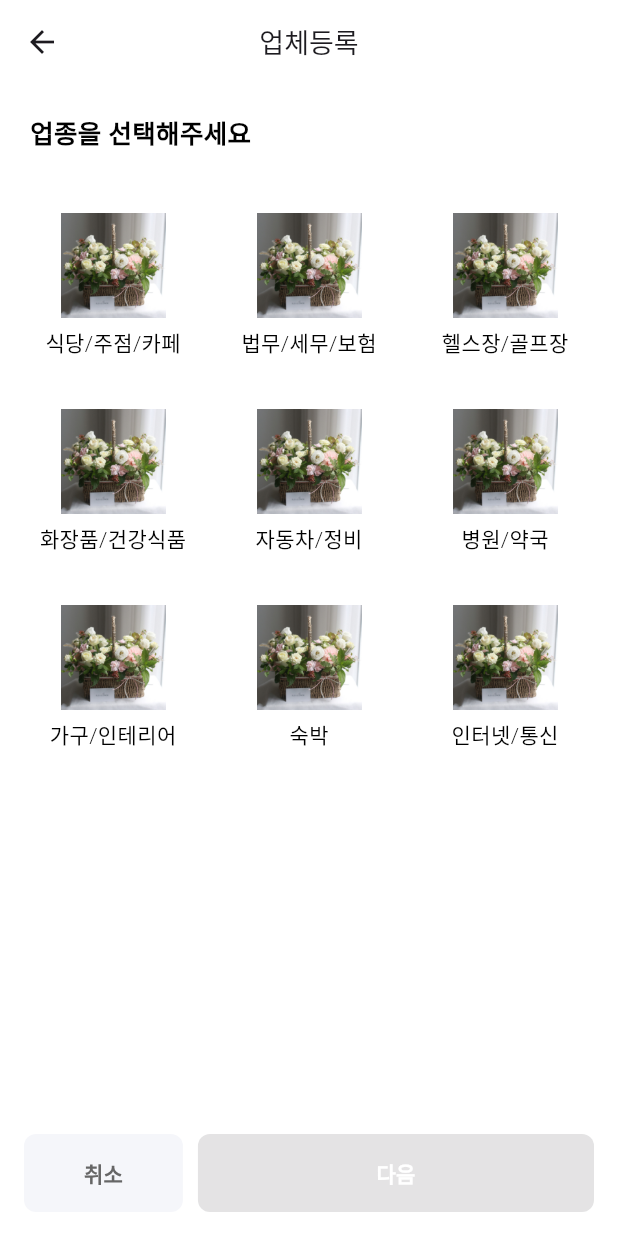
After one commit to HunMin0/new_dandc, a Flutter app: the DefaultPage screen opened by its route, item 5 of the bottom bar chosen, after a tap on "내 업체 등록하기", on a phone screen of 412 x 824 dp. The commit adds this screen. Run offline on Flutter 3.47's test engine with Material 3 defaults, Android fonts, the phone set to English and light mode, and no system bars; our stand-ins replace file_picker, fluttertoast, hexcolor, image_picker, shared_preferences, sn_progress_dialog; accounts and stored records are empty; Roboto replaces fonts that are missing (NotoSans).

Commit message:
업체등록 업데이트

```diff
--- /dev/null
+++ b/lib/components/const/sector_type.dart
@@ -0,0 +1,40 @@
+import 'package:flutter/material.dart';
+
+final List<Map<String, String>> sectorTypeList = [
+  {
+    'imagePath' : 'main_sample05',
+    'sectorName' : '식당/주점/카페',
+  },
+  {
+    'imagePath' : 'main_sample05',
+    'sectorName' : '법무/세무/보험',
+  },
+  {
+    'imagePath' : 'main_sample05',
+    'sectorName' : '헬스장/골프장',
+  },
+  {
+    'imagePath' : 'main_sample05',
+    'sectorName' : '화장품/건강식품',
+  },
+  {
+    'imagePath' : 'main_sample05',
+    'sectorName' : '자동차/정비',
+  },
+  {
+    'imagePath' : 'main_sample05',
+    'sectorName' : '병원/약국',
+  },
+  {
+    'imagePath' : 'main_sample05',
+    'sectorName' : '가구/인테리어',
+  },
+  {
+    'imagePath' : 'main_sample05',
+    'sectorName' : '숙박',
+  },
+  {
+    'imagePath' : 'main_sample05',
+    'sectorName' : '인터넷/통신',
+  },
+];
--- a/lib/components/layout/default_logo_layout.dart
+++ b/lib/components/layout/default_logo_layout.dart
@@ -19,7 +19,7 @@ class DefaultLogoLayout extends StatelessWidget {
       backgroundColor: backgroundColor ?? SettingColors.primaryMeterialColor,
       appBar: AppBar(
         title: titleName != null
-            ? Text(titleName!)
+            ? Text(titleName!, style: TextStyle(fontSize: 18.0, fontWeight: FontWeight.w400),)
             : Image.asset(
           'assets/images/logo.png',
           width: 180.0, //MediaQuery.of(context).size.width / 2,
--- /dev/null
+++ b/lib/components/layout/default_next_layout.dart
@@ -0,0 +1,133 @@
+import 'package:Deal_Connect/components/const/setting_colors.dart';
+import 'package:flutter/material.dart';
+
+class DefaultNextLayout extends StatelessWidget {
+  final Widget child;
+  final Color? backgroundColor;
+  final String? titleName;
+
+  final bool bottomBar;
+  final bool isProcessable;
+  final String? nextTitle;
+  final String? prevTitle;
+  final VoidCallback? nextOnPressed;
+  final VoidCallback? prevOnPressed;
+
+  const DefaultNextLayout(
+      {this.titleName,
+      required this.child,
+      required this.isProcessable,
+      this.backgroundColor,
+      required this.bottomBar,
+      this.prevTitle,
+      this.nextTitle,
+      this.prevOnPressed,
+      this.nextOnPressed,
+      Key? key})
+      : super(key: key);
+
+  @override
+  Widget build(BuildContext context) {
+    return Scaffold(
+      backgroundColor: backgroundColor ?? SettingColors.primaryMeterialColor,
+      appBar: AppBar(
+        title: titleName != null
+            ? Text(
+                titleName!,
+                style: TextStyle(fontSize: 18.0, fontWeight: FontWeight.w400),
+              )
+            : Image.asset(
+                'assets/images/logo.png',
+                width: 180.0, //MediaQuery.of(context).size.width / 2,
+              ),
+        centerTitle: true,
+        elevation: 0,
+        backgroundColor: Colors.white,
+      ),
+      body: SafeArea(
+        child: Padding(
+          padding: const EdgeInsets.all(20.0),
+          child: child,
+        ),
+      ),
+      bottomNavigationBar: bottomBar
+          ? BottomButtons(
+              isProcessable: isProcessable!,
+              nextOnPressed: nextOnPressed!,
+              prevOnPressed: prevOnPressed!,
+              nextTitle: nextTitle!,
+              prevTitle: prevTitle!,
+            )
+          : null,
+    );
+  }
+}
+
+class BottomButtons extends StatelessWidget {
+  final bool isProcessable;
+  final String nextTitle;
+  final String prevTitle;
+  final VoidCallback? nextOnPressed;
+  final VoidCallback prevOnPressed;
+
+  const BottomButtons(
+      {required this.nextOnPressed,
+      required this.prevOnPressed,
+      required this.nextTitle,
+      required this.prevTitle,
+      required this.isProcessable,
+      super.key});
+
+  @override
+  Widget build(BuildContext context) {
+    final boxStyle = ElevatedButton.styleFrom(
+      backgroundColor: Color(0xFFF5F6FA),
+      shape: RoundedRectangleBorder(borderRadius: BorderRadius.circular(8.0)),
+      elevation: 0,
+      padding: EdgeInsets.symmetric(vertical: 16.0, horizontal: 40.0),
+    );
+    final boxDisble = ElevatedButton.styleFrom(
+      shape: RoundedRectangleBorder(borderRadius: BorderRadius.circular(8.0)),
+      elevation: 0,
+      padding: EdgeInsets.symmetric(vertical: 16.0, horizontal: 40.0),
+    );
+    final textStyle = TextStyle(
+      color: Color(0xFF666666),
+      fontSize: 14.0,
+      fontWeight: FontWeight.w600,
+    );
+
+    return Stack(
+      children: [
+        Container(
+          padding: EdgeInsets.all(16.0),
+          child: Row(
+            children: [
+              ElevatedButton(
+                style: boxStyle,
+                onPressed: prevOnPressed,
+                child: Text(
+                  prevTitle,
+                  style: textStyle,
+                ),
+              ),
+              SizedBox(
+                width: 10.0,
+              ),
+              Expanded(
+                child: ElevatedButton(
+                  style: isProcessable ? boxStyle.copyWith(backgroundColor: MaterialStateProperty.all(Color(0xFF75A8E4)))
+                  : boxDisble,
+                  onPressed: isProcessable ? nextOnPressed : null,
+                  child: Text(nextTitle, style: textStyle.copyWith(color: Colors.white),),
+                ),
+              ),
+            ],
+          ),
+        )
+      ],
+    );
+  }
+
+  test() {}
+}
--- /dev/null
+++ b/lib/pages/profile/company_add/company_add_index.dart
@@ -0,0 +1,138 @@
+import 'package:Deal_Connect/components/const/sector_type.dart';
+import 'package:Deal_Connect/components/layout/default_next_layout.dart';
+import 'package:Deal_Connect/pages/profile/company_add/company_add_album.dart';
+import 'package:flutter/material.dart';
+
+class CompanyAddIndex extends StatefulWidget {
+  const CompanyAddIndex({super.key});
+
+  @override
+  State<CompanyAddIndex> createState() => _CompanyAddIndexState();
+}
+
+class _CompanyAddIndexState extends State<CompanyAddIndex> {
+  int selectedIdx = -1;
+  bool isProcessable = false;
+  String selectedSectorName = "";
+
+  @override
+  Widget build(BuildContext context) {
+    return DefaultNextLayout(
+      titleName: '업체등록',
+      isProcessable: isProcessable,
+      bottomBar: true,
+      prevTitle: '취소',
+      nextTitle: '다음',
+      prevOnPressed: () {
+        Navigator.of(context).pop();
+      },
+      nextOnPressed: () {
+        Navigator.push(
+          context,
+          PageRouteBuilder(
+            pageBuilder: (context, animation, secondaryAnimation) => CompanyAddAlbum(),
+            transitionsBuilder: (context, animation, secondaryAnimation, child) {
+              const begin = Offset(1.0, 0.0);
+              const end = Offset.zero;
+              const curve = Curves.easeInOut;
+
+              var tween = Tween(begin: begin, end: end).chain(CurveTween(curve: curve));
+
+              var offsetAnimation = animation.drive(tween);
+
+              return SlideTransition(position: offsetAnimation, child: child);
+            },
+          ),
+        );
+      },
+      child: Column(
+        crossAxisAlignment: CrossAxisAlignment.start,
+        children: [
+          selectedSectorName.isEmpty
+              ? Text('업종을 선택해주세요',
+                  style: TextStyle(
+                    fontSize: 17.0,
+                    fontWeight: FontWeight.w600,
+                    color: Colors.black,
+                  ))
+              : RichText(
+                  text: TextSpan(children: [
+                    TextSpan(
+                      text: '선택하신 업종은 ',
+                      style: TextStyle(color: Colors.black, fontSize: 17.0,
+                        fontWeight: FontWeight.w600,),
+                    ),
+                    TextSpan(
+                      text: selectedSectorName,
+                      style: TextStyle(color: Color(0xFF75A8E4), fontSize: 17.0,
+                        fontWeight: FontWeight.w600,),
+                    ),
+                    TextSpan(
+                      text: '업 입니다.',
+                      style: TextStyle(color: Colors.black, fontSize: 17.0,
+                        fontWeight: FontWeight.w600,),
+                    ),
+                  ]),
+                ),
+          SizedBox(
+            height: 40.0,
+          ),
+          Expanded(
+            child: GridView.count(
+              crossAxisCount: 3,
+              crossAxisSpacing: 20.0,
+              mainAxisSpacing: 20.0,
+              children: List.generate(sectorTypeList.length, (index) {
+                String imagePath = sectorTypeList[index]['imagePath']!;
+                String sectorName = sectorTypeList[index]['sectorName']!;
+
+                return GestureDetector(
+                  onTap: () {
+                    setState(() {
+                      if (selectedIdx == index) {
+                        // 이미 선택된 아이템을 다시 탭하면 선택 해제
+                        selectedIdx = -1;
+                        selectedSectorName = "";
+                        isProcessable = false;
+                      } else {
+                        // 새로운 아이템 선택
+                        selectedIdx = index;
+                        selectedSectorName = sectorName;
+                        isProcessable = true;
+                      }
+                    });
+                  },
+                  child: Container(
+                    child: Column(
+                      children: [
+                        Container(
+                          margin: EdgeInsets.only(bottom: 6.0),
+                          width: 70.0,
+                          height: 70.0,
+                          decoration: BoxDecoration(
+                            image: DecorationImage(
+                              image: AssetImage(
+                                  'assets/images/sample/$imagePath.jpg'),
+                              fit: BoxFit.cover,
+                            ),
+                          ),
+                        ),
+                        Text(
+                          sectorName,
+                          style: TextStyle(
+                              color: selectedIdx == index
+                                  ? Color(0xFF75A8E4)
+                                  : Colors.black),
+                        ),
+                      ],
+                    ),
+                  ),
+                );
+              }).toList(),
+            ),
+          ),
+        ],
+      ),
+    );
+  }
+}
--- a/lib/pages/profile/components/profile_user_info.dart
+++ b/lib/pages/profile/components/profile_user_info.dart
@@ -5,11 +5,12 @@ class ProfileUserInfo extends StatelessWidget {
   final String userInfo;
   final String imgPath;
 
-  const ProfileUserInfo({
-    required this.userName,
+  const ProfileUserInfo(
+      {required this.userName,
       required this.userInfo,
       required this.imgPath,
-    Key? key}) : super(key: key);
+      Key? key})
+      : super(key: key);
 
   @override
   Widget build(BuildContext context) {
@@ -26,12 +27,26 @@ class ProfileUserInfo extends StatelessWidget {
           child: Column(
             crossAxisAlignment: CrossAxisAlignment.start,
             children: [
+              Row(
+                children: [
                   Text(
                     userName,
                     style: TextStyle(
                       fontWeight: FontWeight.w600,
                       fontSize: 18.0,
                     ),
+                  ),
+                  SizedBox(width: 6.0,),
+                  InkWell(
+                    onTap: (){
+                      print('정보수정');
+                    },
+                    child: Image.asset(
+                      'assets/images/icons/edit_icon.png',
+                      scale: 26,
+                    ),
+                  ),
+                ],
               ),
               SizedBox(
                 height: 2.0,
--- a/lib/pages/profile/components/profile_user_tab_bar.dart
+++ b/lib/pages/profile/components/profile_user_tab_bar.dart
@@ -71,8 +71,8 @@ class _ProfileUserTabBarState extends State<ProfileUserTabBar>
       'newMark': false,
       'link': '#',
     },
+    */
 
- */
   ];
 
   final List<Map<String, dynamic>> postDataList = [
--- a/lib/pages/profile/components/tab_list/not_user_registered.dart
+++ b/lib/pages/profile/components/tab_list/not_user_registered.dart
@@ -1,3 +1,5 @@
+import 'package:Deal_Connect/pages/profile/company_add/company_add_index.dart';
+import 'package:Deal_Connect/pages/profile/components/tab_list/tabBarButton.dart';
 import 'package:flutter/material.dart';
 
 class NotUserRegistered extends StatelessWidget {
@@ -75,8 +77,10 @@ class NotUserRegistered extends StatelessWidget {
                           Row(
                             children: [
                               Expanded(
-                                child: _TabBarButton(
-                                    btnTitle: '업체 등록하기', onPressed: () {}),
+                                child: TabBarButton(
+                                    btnTitle: '내 업체 등록하기', onPressed: () {
+                                      Navigator.push(context, MaterialPageRoute(builder: (context) => CompanyAddIndex()));
+                                }),
                               ),
                             ],
                           ),
@@ -112,33 +116,3 @@ class NotUserRegistered extends StatelessWidget {
     );
   }
 }
-
-class _TabBarButton extends StatelessWidget {
-  final String btnTitle;
-  final VoidCallback onPressed;
-
-  const _TabBarButton({
-    required this.btnTitle,
-    required this.onPressed,
-    super.key,
-  });
-
-  @override
-  Widget build(BuildContext context) {
-    return ElevatedButton(
-      onPressed: onPressed,
-      child: Text(
-        btnTitle,
-        style: TextStyle(
-            color: Colors.white, fontSize: 14.0, fontWeight: FontWeight.w500),
-      ),
-      style: ElevatedButton.styleFrom(
-        minimumSize: Size(double.infinity, 48),
-        backgroundColor: Color(0xFF75A8E4),
-        foregroundColor: Color(0xFF75A8E4),
-        elevation: 0,
-        shape: RoundedRectangleBorder(borderRadius: BorderRadius.circular(8.0)),
-      ),
-    );
-  }
-}
--- /dev/null
+++ b/lib/pages/profile/components/tab_list/tabBarButton.dart
@@ -0,0 +1,31 @@
+import 'package:flutter/material.dart';
+
+class TabBarButton extends StatelessWidget {
+  final String btnTitle;
+  final VoidCallback onPressed;
+
+  const TabBarButton({
+    required this.btnTitle,
+    required this.onPressed,
+    super.key,
+  });
+
+  @override
+  Widget build(BuildContext context) {
+    return ElevatedButton(
+      onPressed: onPressed,
+      child: Text(
+        btnTitle,
+        style: TextStyle(
+            color: Colors.white, fontSize: 14.0, fontWeight: FontWeight.w500),
+      ),
+      style: ElevatedButton.styleFrom(
+        minimumSize: Size(double.infinity, 48),
+        backgroundColor: Color(0xFF75A8E4),
+        foregroundColor: Color(0xFF75A8E4),
+        elevation: 0,
+        shape: RoundedRectangleBorder(borderRadius: BorderRadius.circular(8.0)),
+      ),
+    );
+  }
+}
```
Also changed, not shown: lib/pages/profile/company_add/company_add_album.dart (added, +64 -0 lines), lib/pages/profile/components/tab_list/user_company.dart (+21 -1 lines), assets/images/icons/edit_icon.png (added), 2 other files. Lines whose indentation alone changed are shown as unchanged.
